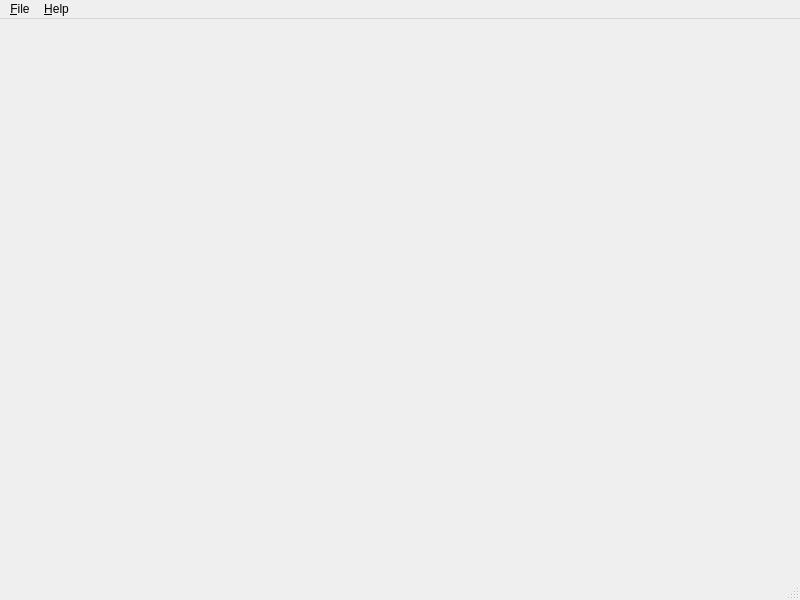
This is mainwindow.ui in srutz/diskspacetool as Qt 5 draws it before an edit. The edited form follows.
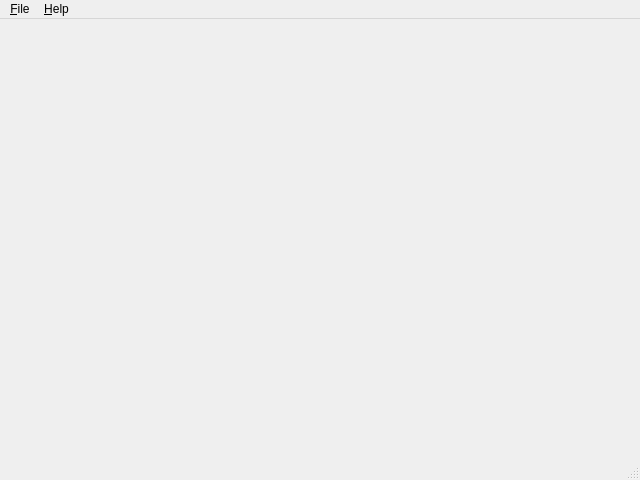
This is the edited form.

The edit to the form file:
```diff
--- a/mainwindow.ui
+++ b/mainwindow.ui
@@ -6,8 +6,8 @@
    <rect>
     <x>0</x>
     <y>0</y>
-    <width>800</width>
-    <height>600</height>
+    <width>640</width>
+    <height>480</height>
    </rect>
   </property>
   <property name="windowTitle">
@@ -40,7 +40,7 @@
     <rect>
      <x>0</x>
      <y>0</y>
-     <width>800</width>
+     <width>640</width>
      <height>22</height>
     </rect>
    </property>
```
